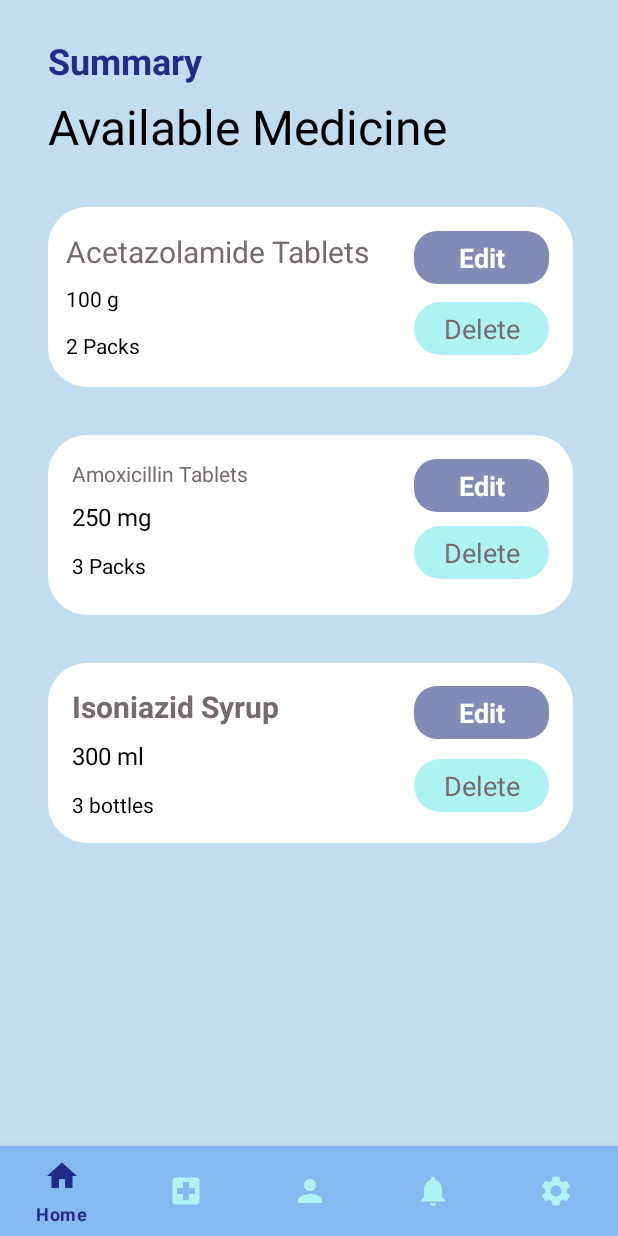
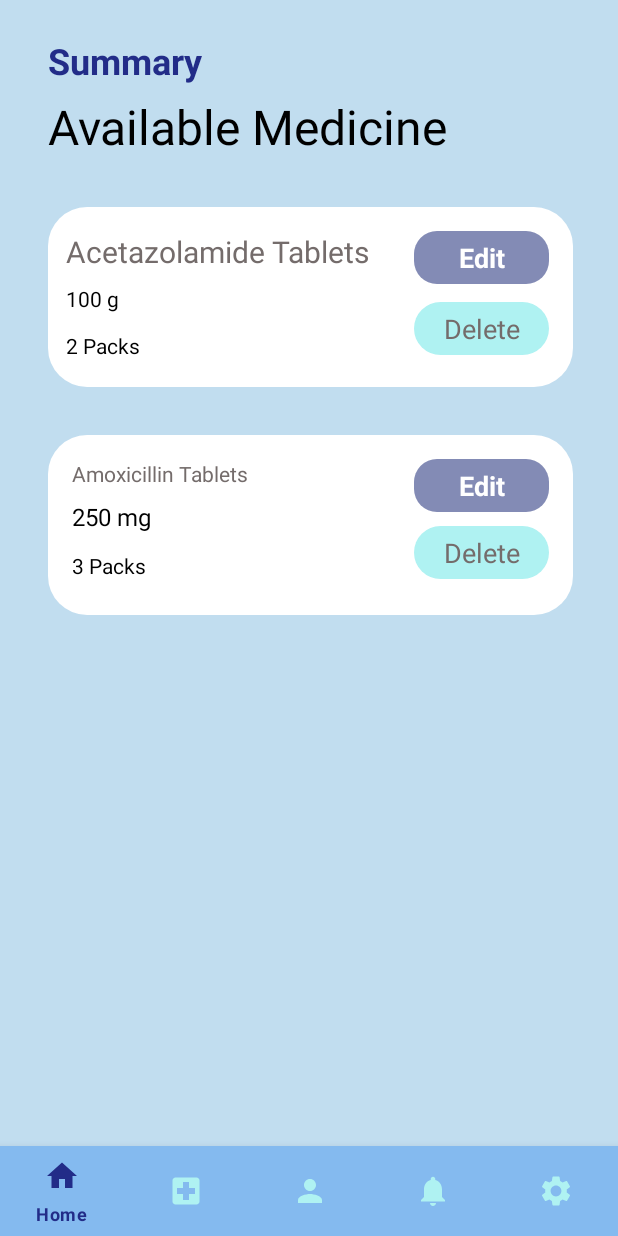
Before and after one commit to chalaniS/Medicube_Kotlin, an Android app: the SummaryAvailable screen opened directly, with no data from a screen before it, on a phone screen of 412 x 824 dp. Run offline under Robolectric (Android 15) with nearby library versions, the phone set to English and light mode, and no system bars; Roboto replaces fonts that are not available here.

Commit message:
UI final

```diff
--- a/app/src/main/res/layout/activity_summary_available.xml
+++ b/app/src/main/res/layout/activity_summary_available.xml
@@ -223,102 +223,6 @@
             app:layout_constraintTop_toBottomOf="@+id/textView37" />
     </androidx.constraintlayout.widget.ConstraintLayout>
 
-    <androidx.constraintlayout.widget.ConstraintLayout
-        android:layout_width="350dp"
-        android:layout_height="120dp"
-        android:layout_marginTop="32dp"
-        android:background="@drawable/white_background"
-        app:layout_constraintStart_toStartOf="@+id/constraintLayout12"
-        app:layout_constraintTop_toBottomOf="@+id/constraintLayout12">
-
-        <TextView
-            android:id="@+id/textView53"
-            android:layout_width="wrap_content"
-            android:layout_height="wrap_content"
-            android:layout_marginStart="16dp"
-            android:layout_marginTop="8dp"
-            android:text="@string/feedMedicine_name_3"
-            android:textColor="@color/feedMedicineName"
-            android:textSize="20sp"
-            android:textStyle="bold"
-            app:layout_constraintBottom_toBottomOf="parent"
-            app:layout_constraintEnd_toEndOf="parent"
-            app:layout_constraintHorizontal_bias="0.0"
-            app:layout_constraintStart_toStartOf="parent"
-            app:layout_constraintTop_toTopOf="parent"
-            app:layout_constraintVertical_bias="0.086" />
-
-        <TextView
-            android:id="@+id/textView54"
-            android:layout_width="wrap_content"
-            android:layout_height="wrap_content"
-            android:layout_marginTop="8dp"
-            android:text="@string/feedMedicine_weight_3"
-            android:textColor="@color/black"
-            android:textSize="16sp"
-            app:layout_constraintStart_toStartOf="@+id/textView53"
-            app:layout_constraintTop_toBottomOf="@+id/textView53" />
-
-        <TextView
-            android:id="@+id/textView55"
-            android:layout_width="wrap_content"
-            android:layout_height="wrap_content"
-            android:layout_marginTop="12dp"
-            android:text="@string/feedMedicine_qty_3"
-            android:textColor="@color/black"
-            android:textSize="14sp"
-            app:layout_constraintStart_toStartOf="@+id/textView54"
-            app:layout_constraintTop_toBottomOf="@+id/textView54" />
-
-        <androidx.constraintlayout.widget.ConstraintLayout
-            android:id="@+id/constraintLayout20"
-            android:layout_width="90dp"
-            android:layout_height="35dp"
-            android:layout_marginEnd="16dp"
-            android:background="@drawable/add_available_background_btn2"
-            app:layout_constraintEnd_toEndOf="parent"
-            app:layout_constraintTop_toTopOf="@+id/textView53">
-
-            <TextView
-                android:id="@+id/textView44"
-                android:layout_width="wrap_content"
-                android:layout_height="wrap_content"
-                android:text="@string/summary_btn_edit"
-                android:textColor="@color/white"
-                android:textSize="18sp"
-                android:textStyle="bold"
-                app:layout_constraintBottom_toBottomOf="parent"
-                app:layout_constraintEnd_toEndOf="parent"
-                app:layout_constraintStart_toStartOf="parent"
-                app:layout_constraintTop_toTopOf="parent" />
-        </androidx.constraintlayout.widget.ConstraintLayout>
-
-        <androidx.constraintlayout.widget.ConstraintLayout
-            android:layout_width="90dp"
-            android:layout_height="35dp"
-            android:layout_marginTop="8dp"
-            android:background="@drawable/background_button"
-            app:layout_constraintBottom_toBottomOf="@+id/textView55"
-            app:layout_constraintEnd_toEndOf="@+id/constraintLayout20"
-            app:layout_constraintTop_toBottomOf="@+id/constraintLayout20">
-
-            <TextView
-                android:id="@+id/textView46"
-                android:layout_width="wrap_content"
-                android:layout_height="wrap_content"
-                android:text="@string/summary_btn_delete"
-                android:textColor="@color/feedMedicineName"
-                android:textSize="18sp"
-                app:layout_constraintBottom_toBottomOf="parent"
-                app:layout_constraintEnd_toEndOf="parent"
-                app:layout_constraintStart_toStartOf="parent"
-                app:layout_constraintTop_toTopOf="parent"
-                tools:textStyle="bold" />
-
-        </androidx.constraintlayout.widget.ConstraintLayout>
-
-    </androidx.constraintlayout.widget.ConstraintLayout>
-
     <com.google.android.material.bottomnavigation.BottomNavigationView
         android:id="@+id/BottumNavigationView"
         android:layout_width="0dp"
```
